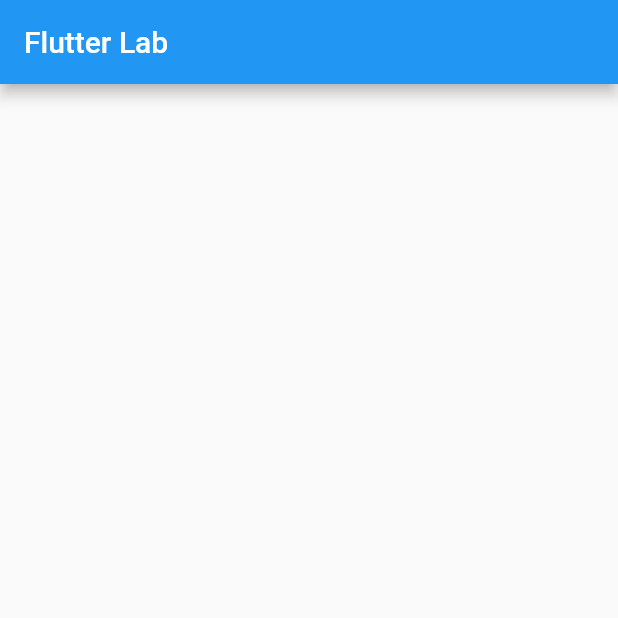
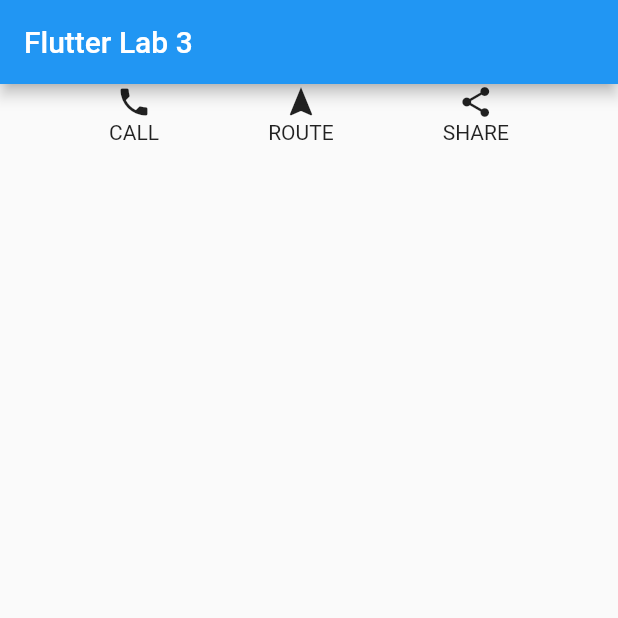
Before and after one commit to hanafiah/flutter_lab, a Flutter app: the screen it shows after launch, on a phone screen of 412 x 824 dp, the top half of it. Run offline on Flutter 3.47's test engine with Material 2 defaults, Android fonts, the phone set to English and light mode, and no system bars.

Commit message:
Lab3 Final

```diff
--- a/lib/main.dart
+++ b/lib/main.dart
@@ -6,13 +6,35 @@ class MyApp extends StatelessWidget {
   @override
   Widget build(BuildContext context) {
     return MaterialApp(
-      title: 'Flutter Lab',
+      title: 'Flutter Lab 3',
       home: Scaffold(
         appBar: AppBar(
-          title: Text('Flutter Lab'),
+          title: Text('Flutter Lab 3'),
         ),
         body: Container(
-
+          child: Row(
+            mainAxisAlignment: MainAxisAlignment.spaceEvenly,
+            children: <Widget>[
+              Column(
+                children: <Widget>[
+                  Icon(Icons.phone),
+                  Container(child: Text('CALL'))
+                ],
+              ),
+              Column(
+                children: <Widget>[
+                  Icon(Icons.navigation),
+                  Container(child: Text('ROUTE'))
+                ],
+              ),
+              Column(
+                children: <Widget>[
+                  Icon(Icons.share),
+                  Container(child: Text('SHARE'))
+                ],
+              ),
+            ],
+          ),
         ),
       ),
     );
```
